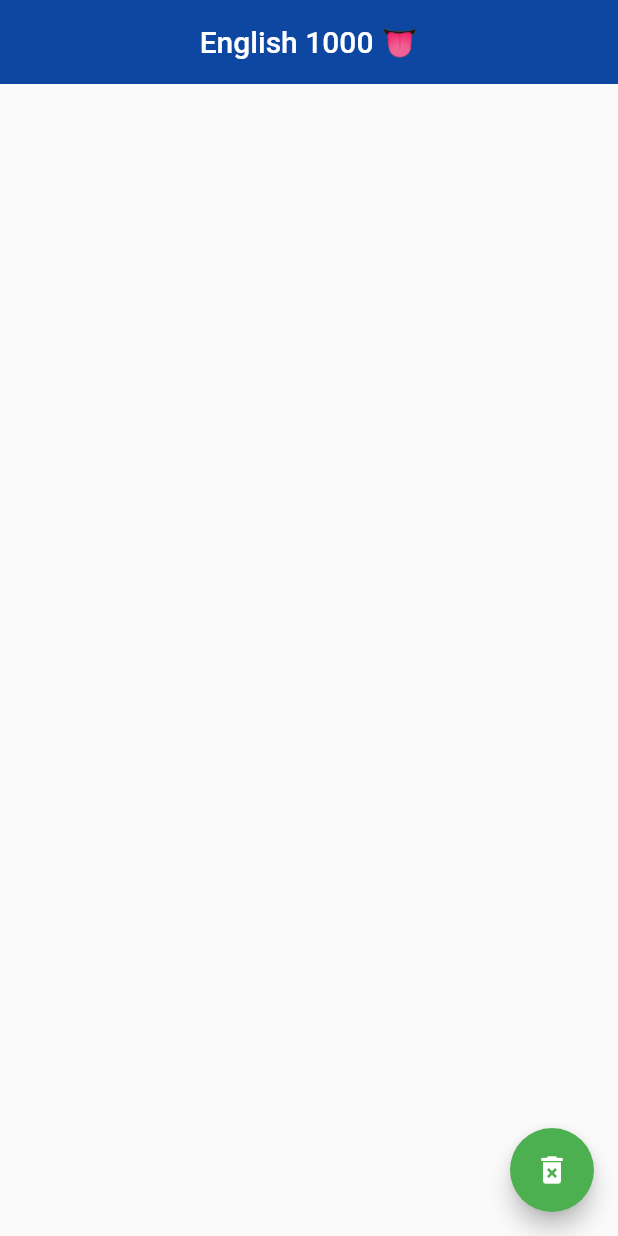
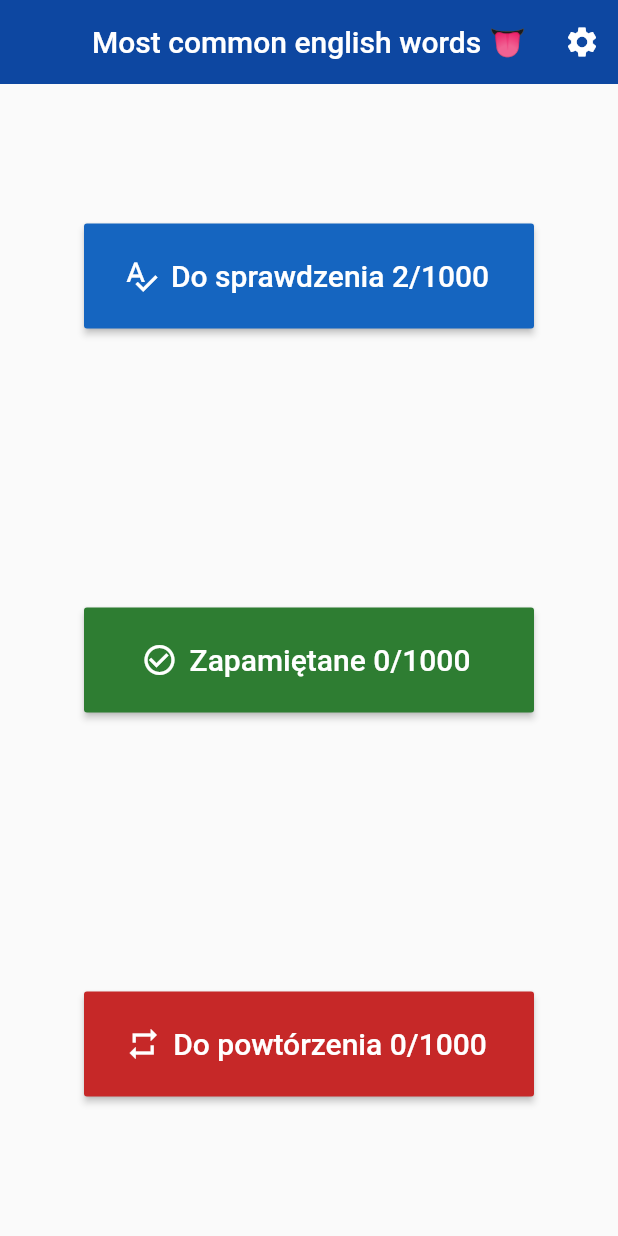
Before and after one commit to Kacperell/english1000, a Flutter app: the screen it shows after launch, on a phone screen of 412 x 824 dp. Run offline on Flutter 3.47's test engine with Material 2 defaults, Android fonts, the phone set to English and light mode, and no system bars; our stand-ins replace sqflite; accounts and stored records are empty.

Commit message:
simple home

```diff
--- /dev/null
+++ b/lang/en.json
@@ -0,0 +1,4 @@
+{
+    "first_string": "Hello! This is the first message.",
+    "second_string": "If this two five"
+}
--- /dev/null
+++ b/lang/pl.json
@@ -0,0 +1,4 @@
+{
+    "first_string": "Dzień dobry!!",
+    "second_string": "To po polsku"
+}
--- /dev/null
+++ b/lib/ap_localisations.dart
@@ -0,0 +1,73 @@
+import 'dart:async';
+import 'dart:convert';
+
+import 'package:flutter/material.dart';
+import 'package:flutter/services.dart';
+
+class AppLocalizations {
+  final Locale locale;
+
+  AppLocalizations(this.locale);
+
+  // Helper method to keep the code in the widgets concise
+  // Localizations are accessed using an InheritedWidget "of" syntax
+  static AppLocalizations of(BuildContext context) {
+    return Localizations.of<AppLocalizations>(context, AppLocalizations);
+  }
+
+  // Static member to have a simple access to the delegate from the MaterialApp
+  static const LocalizationsDelegate<AppLocalizations> delegate =
+      _AppLocalizationsDelegate();
+
+  Map<String, String> _localizedStrings;
+  String lng = 'wait';
+
+  String get lngG {
+    return lng;
+  }
+
+  Future<bool> load() async {
+    // Load the language JSON file from the "lang" folder
+    lng = locale.languageCode;
+    String jsonString =
+        await rootBundle.loadString('lang/${locale.languageCode}.json');
+    Map<String, dynamic> jsonMap = json.decode(jsonString);
+
+    _localizedStrings = jsonMap.map((key, value) {
+      return MapEntry(key, value.toString());
+    });
+
+    return true;
+  }
+
+  // This method will be called from every widget which needs a localized text
+  String translate(String key) {
+    return _localizedStrings[key];
+  }
+}
+
+// LocalizationsDelegate is a factory for a set of localized resources
+// In this case, the localized strings will be gotten in an AppLocalizations object
+class _AppLocalizationsDelegate
+    extends LocalizationsDelegate<AppLocalizations> {
+  // This delegate instance will never change (it doesn't even have fields!)
+  // It can provide a constant constructor.
+  const _AppLocalizationsDelegate();
+
+  @override
+  bool isSupported(Locale locale) {
+    // Include all of your supported language codes here
+    return ['en', 'pl'].contains(locale.languageCode);
+  }
+
+  @override
+  Future<AppLocalizations> load(Locale locale) async {
+    // AppLocalizations class is where the JSON loading actually runs
+    AppLocalizations localizations = new AppLocalizations(locale);
+    await localizations.load();
+    return localizations;
+  }
+
+  @override
+  bool shouldReload(_AppLocalizationsDelegate old) => false;
+}
--- a/lib/pages/hom.dart
+++ /dev/null
@@ -1,60 +0,0 @@
-import 'package:english1000/providers/words_provider.dart';
-import 'package:flutter/material.dart';
-
-class Home extends StatefulWidget {
-  Home({Key key}) : super(key: key);
-
-  @override
-  _HomeState createState() => _HomeState();
-}
-
-class _HomeState extends State<Home> {
-  @override
-  Widget build(BuildContext context) {
-    return Scaffold(
-        appBar: AppBar(
-          backgroundColor: Colors.blue[900],
-          title: Text('English 1000 👅'),
-          centerTitle: true,
-          elevation: 0,
-        ),
-        body: FutureBuilder(
-            future: WordsProvider.getWordsList(),
-            builder: (context, snapshot) {
-              if (snapshot.connectionState == ConnectionState.done) {
-                final words = snapshot.data;
-                return ListView.builder(
-                  itemBuilder: (context, index) {
-                    return Column(
-                      children: [
-                        Text(words[index]['word']),
-                        FlatButton(
-                            onPressed: () {
-                              WordsProvider.insertWord({
-                                'word': 'ice',
-                                'example_sentence': 'realdy cold',
-                                'state': 3,
-                              });
-                              print(words);
-                            },
-                            child: Text('ADD')),
-                      ],
-                    );
-                  },
-                  itemCount: words.length,
-                );
-              }
-              return Center(child: CircularProgressIndicator());
-            }),
-        floatingActionButton: FloatingActionButton(
-          onPressed: () async {
-            // Add your onPressed code here!
-            await WordsProvider.replaceWords();
-            setState(() {});
-            print("KILL");
-          },
-          child: Icon(Icons.delete_forever),
-          backgroundColor: Colors.green,
-        ));
-  }
-}
--- /dev/null
+++ b/lib/pages/home.dart
@@ -0,0 +1,165 @@
+import 'package:english1000/providers/words_provider.dart';
+import 'package:flutter/material.dart';
+
+import '../ap_localisations.dart';
+
+class Home extends StatefulWidget {
+  Home({Key key}) : super(key: key);
+
+  @override
+  _HomeState createState() => _HomeState();
+}
+
+class _HomeState extends State<Home> {
+  @override
+  Widget build(BuildContext context) {
+    return Scaffold(
+        appBar: AppBar(
+          backgroundColor: Colors.blue[900],
+          title: const Text('Most common english words 👅'),
+          actions: <Widget>[
+            IconButton(
+              icon: const Icon(Icons.settings),
+              tooltip: 'Ustawienia',
+              onPressed: () {},
+            ),
+          ],
+          centerTitle: true,
+          elevation: 0,
+        ),
+        body: Center(
+          child: Column(
+            mainAxisAlignment: MainAxisAlignment.spaceAround,
+            children: [
+              _HomeButton(
+                  'Do sprawdzenia', Icons.spellcheck, Colors.blue[800], 0),
+              _HomeButton('Zapamiętane', Icons.check_circle_outline,
+                  Colors.green[800], 1),
+              _HomeButton('Do powtórzenia', Icons.repeat, Colors.red[800], 2),
+            ],
+          ),
+        ));
+  }
+}
+
+class _HomeButton extends StatelessWidget {
+  final String _text;
+  final IconData _icon;
+  final Color _color;
+  final int _categoryState;
+  _HomeButton(this._text, this._icon, this._color, this._categoryState);
+
+  @override
+  Widget build(BuildContext context) {
+    return ButtonTheme(
+      minWidth: 300.0,
+      height: 70,
+      child: FutureBuilder(
+          future: WordsProvider.getCount(_categoryState),
+          builder: (context, snapshot) {
+            if (snapshot.connectionState == ConnectionState.done) {
+              return RaisedButton.icon(
+                icon: Icon(
+                  _icon,
+                ),
+                color: _color,
+                textColor: Colors.white,
+                label: Text(
+                  '$_text ${snapshot.data}/1000',
+                  style: TextStyle(fontSize: 20),
+                ),
+                onPressed: () async {
+                  var count = await WordsProvider.getCount(_categoryState);
+                  print(count);
+                },
+              );
+            }
+            return Center(child: CircularProgressIndicator());
+            // return Center(child: CircularProgressIndicator());
+          }),
+    );
+  }
+}
+
+// class _HomeButton extends StatelessWidget {
+//   final String _text;
+//   final IconData _icon;
+//   final Color _color;
+//   final int _categoryState;
+//   _HomeButton(this._text, this._icon, this._color, this._categoryState);
+
+//   @override
+//   Widget build(BuildContext context) {
+//     return ButtonTheme(
+//       minWidth: 250.0,
+//       height: 60,
+//       child: RaisedButton.icon(
+//         icon: Icon(
+//           _icon,
+//         ),
+//         color: _color,
+//         textColor: Colors.white,
+//         label: Text(
+//           _text,
+//           style: TextStyle(fontSize: 20),
+//         ),
+//         onPressed: () async {
+//           var count = await WordsProvider.getCount(_categoryState);
+//           print(count);
+//         },
+//       ),
+//     );
+//   }
+// }
+
+// class _HomeState extends State<Home> {
+//   @override
+//   Widget build(BuildContext context) {
+//     return Scaffold(
+//         appBar: AppBar(
+//           backgroundColor: Colors.blue[900],
+//           title: Text('English 1000 👅'),
+//           centerTitle: true,
+//           elevation: 0,
+//         ),
+//         body: FutureBuilder(
+//             future: WordsProvider.getWordsList(),
+//             builder: (context, snapshot) {
+//               if (snapshot.connectionState == ConnectionState.done) {
+//                 final words = snapshot.data;
+//                 return ListView.builder(
+//                   itemBuilder: (context, index) {
+//                     return Column(
+//                       children: [
+//                         Text(words[index]['word']),
+//                         Text(AppLocalizations.of(context).lng),
+//                         FlatButton(
+//                             onPressed: () {
+//                               WordsProvider.insertWord({
+//                                 'word': 'ice',
+//                                 'example_sentence': 'realdy cold',
+//                                 'state': 3,
+//                               });
+//                               // print(words);
+//                             },
+//                             child: Text(AppLocalizations.of(context)
+//                                 .translate('first_string'))),
+//                       ],
+//                     );
+//                   },
+//                   itemCount: words.length,
+//                 );
+//               }
+//               return Center(child: CircularProgressIndicator());
+//             }),
+//         floatingActionButton: FloatingActionButton(
+//           onPressed: () async {
+//             // Add your onPressed code here!
+//             await WordsProvider.replaceWords();
+//             setState(() {});
+//           },
+//           child: Icon(Icons.delete_forever),
+//           backgroundColor: Colors.green,
+//         ));
+//   }
+// }
--- a/lib/providers/words_provider.dart
+++ b/lib/providers/words_provider.dart
@@ -1,5 +1,7 @@
 import 'package:sqflite/sqflite.dart';
 import 'package:path/path.dart';
+
+import '../ap_localisations.dart';
 
 class WordsProvider {
   static Database db;
@@ -7,17 +9,33 @@ class WordsProvider {
   static Future open() async {
     print("oPEN!");
     db = await openDatabase(join(await getDatabasesPath(), 'words.db'),
-        version: 3, onCreate: (db, version) async {
-      print("safsafsa!");
+        version: 1, onCreate: (db, version) async {
+      print("create dbbb!");
 
       db.execute('''
           create table Words(
             id integer primary key autoincrement,
             word text not null,
             example_sentence text not null,
+            pl_translate text not null,
+            pl_example text not null,
             state int
           );
         ''');
+      db.insert('Words', {
+        'word': 'Car',
+        'example_sentence': 'car is fast',
+        'pl_translate': 'samochód',
+        'pl_example': 'Samochód jest szybki',
+        'state': 0
+      });
+      db.insert('Words', {
+        'word': 'Dog',
+        'example_sentence': 'the dog is barking',
+        'pl_translate': 'Pie',
+        'pl_example': 'Pies szczeka',
+        'state': 0
+      });
     });
   }
 
@@ -27,40 +45,58 @@ class WordsProvider {
       await open();
     }
 
-    print(db);
     return await db.query('Words');
-    // return [
-    //   {'word': 'Car', 'example_sentence': 'car is fast', 'state': 0}
-    // ];
   }
 
   static Future insertWord(Map<String, dynamic> word) async {
-    print(word);
     await db.insert('Words', word);
+  }
+
+  static Future getWord(int id) async {
+    if (db == null) {
+      print("null");
+      await open();
+    }
+    return await db.query('Words', where: '"id" = ?', whereArgs: [id]);
+  }
+
+  static Future getCount(int state) async {
+    if (db == null) {
+      print("null");
+      await open();
+    }
+    var quries =
+        await db.query('Words', where: '"state" = ?', whereArgs: [state]);
+    return quries.length;
   }
 
   static Future replaceWords() async {
     db.execute('''
           drop table Words;
         ''');
-
     db.execute('''
           create table Words(
             id integer primary key autoincrement,
             word text not null,
             example_sentence text not null,
-            state int);
+            pl_translate text not null,
+            pl_example text not null,
+            state int
+          );
         ''');
-
-    db.insert('Words',
-        {'word': 'AppleXX2', 'example_sentence': 'is nice', 'state': 2});
-    db.insert('Words',
-        {'word': 'Car2', 'example_sentence': 'car is fast', 'state': 0});
-
-    db.insert('Words',
-        {'word': 'Fire2', 'example_sentence': 'hot hot hot', 'state': 1});
-    // db.execute('''
-    //       drop table Words;
-    //     ''');
+    db.insert('Words', {
+      'word': 'Car',
+      'example_sentence': 'car is fast',
+      'pl_translate': 'samochód',
+      'pl_example': 'Samochód jest szybki',
+      'state': 0
+    });
+    db.insert('Words', {
+      'word': 'Dog',
+      'example_sentence': 'the dog is barking',
+      'pl_translate': 'Pie',
+      'pl_example': 'Pies szczeka',
+      'state': 0
+    });
   }
 }
```
Also changed, not shown: lib/main.dart (+22 -1 lines), lib/providers/words_provider copy.dart (+4 -6 lines), pubspec.yaml (+6 -1 lines), pubspec.lock.
